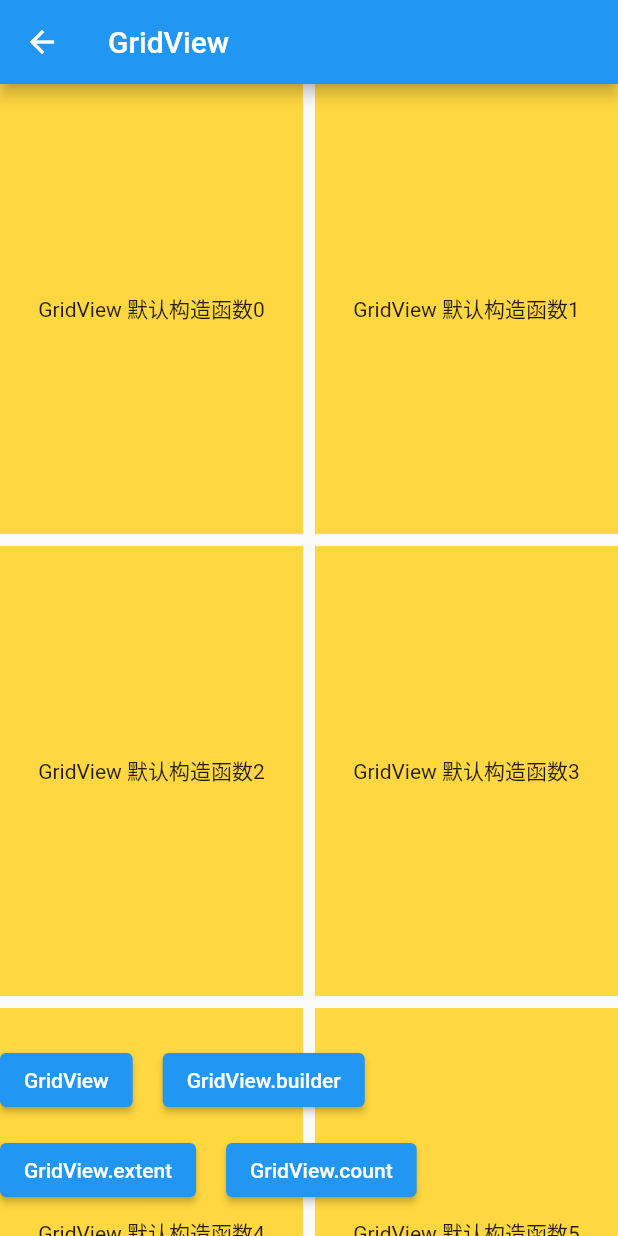
After one commit to xxxIxxxx/flutter_ddup, a Flutter app: the GridViewPage screen opened by its route, on a phone screen of 412 x 824 dp. The commit adds this screen. Run offline on Flutter 3.47's test engine with Material 2 defaults, Android fonts, the phone set to English and light mode, and no system bars; our stand-ins replace fluro.

Commit message:
GridView 网格列表

```diff
--- a/lib/app/home_page.dart
+++ b/lib/app/home_page.dart
@@ -212,7 +212,14 @@ class _MyHomePageState extends State<MyHomePage> {
                   transition: TransitionType.native);
             },
             child: const Text("AnimatedList 动画列表"),
-          )
+          ),
+          TextButton(
+            onPressed: () {
+              Application.router.navigateTo(context, Routes.gridView,
+                  transition: TransitionType.native);
+            },
+            child: const Text("GridView 网格列表"),
+          ),
         ],
       ),
     );
--- /dev/null
+++ b/lib/class/GridView二维网格列表/grid_view_page.dart
@@ -0,0 +1,190 @@
+import 'package:flutter/material.dart';
+
+enum GridViewType {
+  normal,
+  builder,
+  extent,
+  count,
+}
+
+class GridViewPage extends StatefulWidget {
+  const GridViewPage({Key? key}) : super(key: key);
+
+  @override
+  _GridViewPageState createState() => _GridViewPageState();
+}
+
+class _GridViewPageState extends State<GridViewPage> {
+  late List<Widget> widgetList = [];
+  GridViewType gridViewType = GridViewType.normal;
+  late Widget gridView;
+
+  //* 确定数量
+  SliverGridDelegateWithFixedCrossAxisCount
+      sliverGridDelegateWithFixedCrossAxisCount =
+      const SliverGridDelegateWithFixedCrossAxisCount(
+    crossAxisCount: 3,
+    // 主轴间距
+    mainAxisSpacing: 8,
+    // 交叉轴间距
+    crossAxisSpacing: 8,
+    // 交叉轴边长 / 主轴边长
+    // childAspectRatio: 3.0,
+  );
+
+  //* 确定宽度
+  SliverGridDelegateWithMaxCrossAxisExtent
+      sliverGridDelegateWithMaxCrossAxisExtent =
+      const SliverGridDelegateWithMaxCrossAxisExtent(
+    maxCrossAxisExtent: 200,
+    mainAxisSpacing: 8,
+    crossAxisSpacing: 8,
+    mainAxisExtent: 300,
+  );
+  bool isCount = false;
+
+  @override
+  void initState() {
+    super.initState();
+    initGridView();
+  }
+
+  initData() {
+    String text = "";
+    Color color;
+    switch (gridViewType) {
+      case GridViewType.normal:
+        text = "GridView 默认构造函数";
+        color = Colors.amberAccent;
+        break;
+      case GridViewType.builder:
+        text = "GridView.builder 构造函数";
+        color = Colors.greenAccent;
+        break;
+      case GridViewType.extent:
+        text = "GridView.extent 构造函数";
+        color = Colors.blueAccent;
+        break;
+      case GridViewType.count:
+        text = "GridView.count 构造函数";
+        color = Colors.purpleAccent;
+        break;
+    }
+    widgetList = [];
+    for (var i = 0; i < 100; i++) {
+      Widget w = Container(
+        alignment: Alignment.center,
+        color: color,
+        child: Text(text + "$i"),
+      );
+      widgetList.add(w);
+    }
+  }
+
+  initGridView() {
+    initData();
+    switch (gridViewType) {
+      case GridViewType.normal:
+        gridView = GridView(
+          scrollDirection: Axis.vertical,
+          gridDelegate: isCount
+              ? sliverGridDelegateWithFixedCrossAxisCount
+              : sliverGridDelegateWithMaxCrossAxisExtent,
+          children: widgetList,
+        );
+        break;
+      case GridViewType.builder:
+        gridView = GridView.builder(
+          gridDelegate: const SliverGridDelegateWithFixedCrossAxisCount(
+            crossAxisCount: 2,
+            mainAxisSpacing: 8,
+            crossAxisSpacing: 8,
+          ),
+          itemCount: widgetList.length,
+          itemBuilder: (BuildContext context, int index) {
+            return widgetList[index];
+          },
+        );
+        break;
+      case GridViewType.extent:
+        gridView = GridView.extent(
+          mainAxisSpacing: 8,
+          crossAxisSpacing: 8,
+          maxCrossAxisExtent: 200,
+          children: widgetList,
+        );
+        break;
+      case GridViewType.count:
+        gridView = GridView.count(
+          mainAxisSpacing: 8,
+          crossAxisSpacing: 8,
+          crossAxisCount: 2,
+          children: widgetList,
+        );
+        break;
+    }
+  }
+
+  @override
+  Widget build(BuildContext context) {
+    return Scaffold(
+        appBar: AppBar(
+          title: const Text('GridView'),
+        ),
+        body: ConstrainedBox(
+          constraints: const BoxConstraints.expand(),
+          child: Stack(
+            fit: StackFit.expand,
+            children: [
+              gridView,
+              Positioned(
+                  bottom: 80,
+                  child: Row(
+                    children: [
+                      ElevatedButton(
+                          onPressed: () {
+                            setState(() {
+                              gridViewType = GridViewType.normal;
+                              initGridView();
+                            });
+                          },
+                          child: const Text("GridView")),
+                      const Padding(padding: EdgeInsets.all(10)),
+                      ElevatedButton(
+                          onPressed: () {
+                            setState(() {
+                              gridViewType = GridViewType.builder;
+                              initGridView();
+                            });
+                          },
+                          child: const Text("GridView.builder")),
+                    ],
+                  )),
+              Positioned(
+                  bottom: 20,
+                  child: Row(
+                    children: [
+                      ElevatedButton(
+                          onPressed: () {
+                            setState(() {
+                              gridViewType = GridViewType.extent;
+                              initGridView();
+                            });
+                          },
+                          child: const Text("GridView.extent")),
+                      const Padding(padding: EdgeInsets.all(10)),
+                      ElevatedButton(
+                          onPressed: () {
+                            setState(() {
+                              gridViewType = GridViewType.count;
+                              initGridView();
+                            });
+                          },
+                          child: const Text("GridView.count"))
+                    ],
+                  ))
+            ],
+          ),
+        ));
+  }
+}
--- a/lib/route/route_handlers.dart
+++ b/lib/route/route_handlers.dart
@@ -9,6 +9,7 @@ import '../class/DecoratedBox装饰容器渐变边框等/decorated_box_page.dart
 import '../class/ElevatedButton,TextButton,OutlinedButton,IconButton按钮/button_page.dart';
 import '../class/FittedBox空间适配/fitted_box_page.dart';
 import '../class/Flex,Expanded,Spacer弹性布局/flex_expanded_page.dart';
+import '../class/GridView二维网格列表/grid_view_page.dart';
 import '../class/Image图片/image_page.dart';
 import '../class/LayoutBuilder获取父组件传递的约束信息/layout_builder_page.dart';
 import '../class/LinearProgressIndicator,CircularProgressIndicator,Timer进度指示器/progress_page.dart';
@@ -169,3 +170,8 @@ var animatedListHandeler = Handler(
     handlerFunc: (BuildContext? context, Map<String, List<String>> params) {
   return const AnimatedListPage();
 });
+
+var gridViewHandeler = Handler(
+    handlerFunc: (BuildContext? context, Map<String, List<String>> params) {
+  return const GridViewPage();
+});
--- a/lib/route/routes.dart
+++ b/lib/route/routes.dart
@@ -33,6 +33,7 @@ class Routes {
   static String listView = "/listView";
   static String scrollController = "/scrollController";
   static String animatedList = "/animatedList";
+  static String gridView = "/gridView";
 
   static void configureRoutes(FluroRouter router) {
     router.notFoundHandler = Handler(
@@ -68,5 +69,6 @@ class Routes {
     router.define(listView, handler: listViewHandeler);
     router.define(scrollController, handler: scrollControllerViewHandeler);
     router.define(animatedList, handler: animatedListHandeler);
+    router.define(gridView, handler: gridViewHandeler);
   }
 }
```
